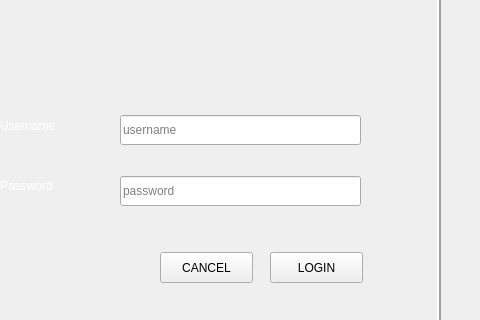
First picture: the form in minibus-route-native-application/ui/loginform.ui, repository nkszLedger/minibus-route-native-application, before the edit; both pictures show x 300 to 780 and y 195 to 515 of the 933 by 709 pixel window.
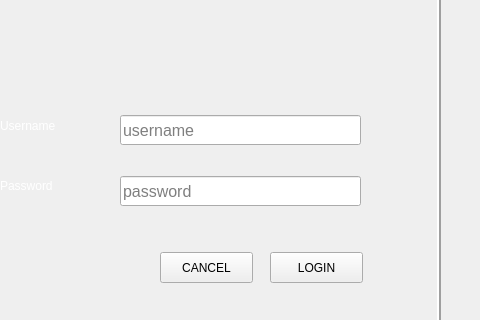
Second picture: the form after the edit. Icons and pictures are not drawn.

Commit message: fix(loginform.ui): Hide password text

The edit to the form file:
```diff
--- a/minibus-route-native-application/ui/loginform.ui
+++ b/minibus-route-native-application/ui/loginform.ui
@@ -52,6 +52,14 @@
       <height>30</height>
      </size>
     </property>
+    <property name="font">
+     <font>
+      <pointsize>12</pointsize>
+     </font>
+    </property>
+    <property name="text">
+     <string/>
+    </property>
     <property name="placeholderText">
      <string>username</string>
     </property>
@@ -71,11 +79,19 @@
       <height>30</height>
      </size>
     </property>
+    <property name="font">
+     <font>
+      <pointsize>12</pointsize>
+     </font>
+    </property>
     <property name="inputMethodHints">
-     <set>Qt::ImhNoAutoUppercase|Qt::ImhNoPredictiveText|Qt::ImhSensitiveData</set>
+     <set>Qt::ImhHiddenText|Qt::ImhNoAutoUppercase|Qt::ImhNoPredictiveText|Qt::ImhSensitiveData</set>
+    </property>
+    <property name="text">
+     <string/>
     </property>
     <property name="echoMode">
-     <enum>QLineEdit::PasswordEchoOnEdit</enum>
+     <enum>QLineEdit::Password</enum>
     </property>
     <property name="placeholderText">
      <string>password</string>
```
The commit also changes 3 other files.
